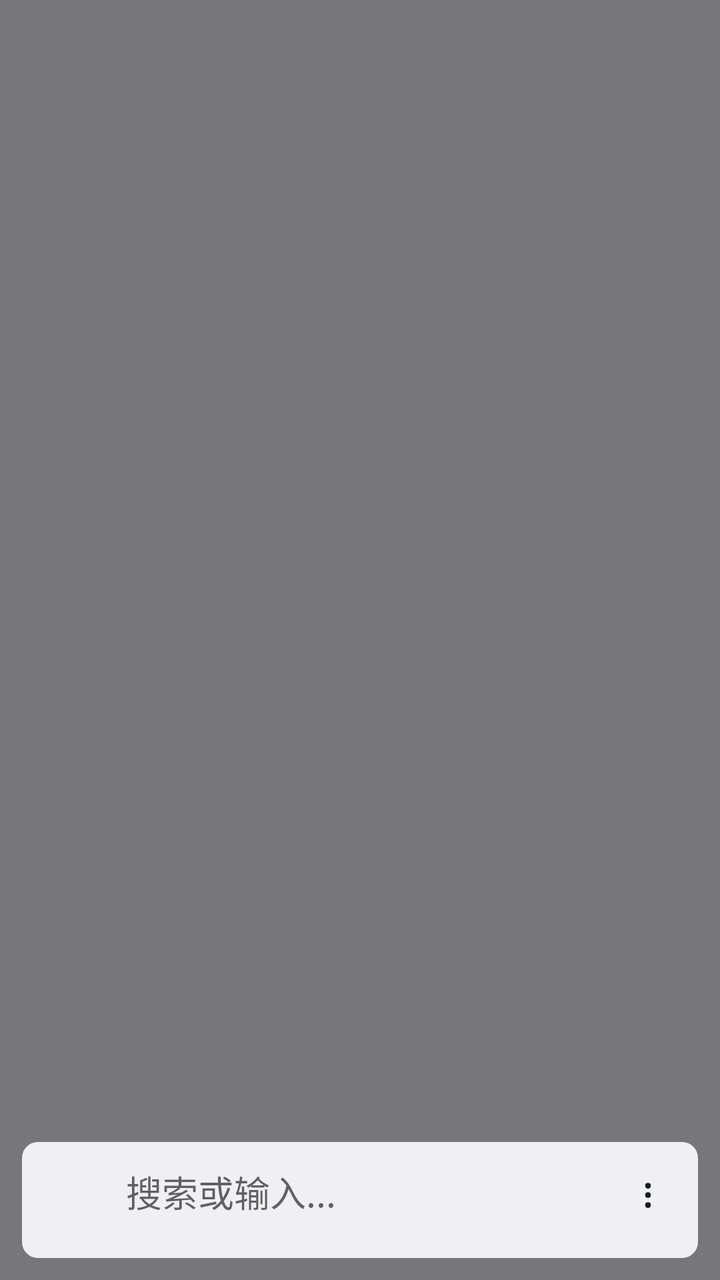
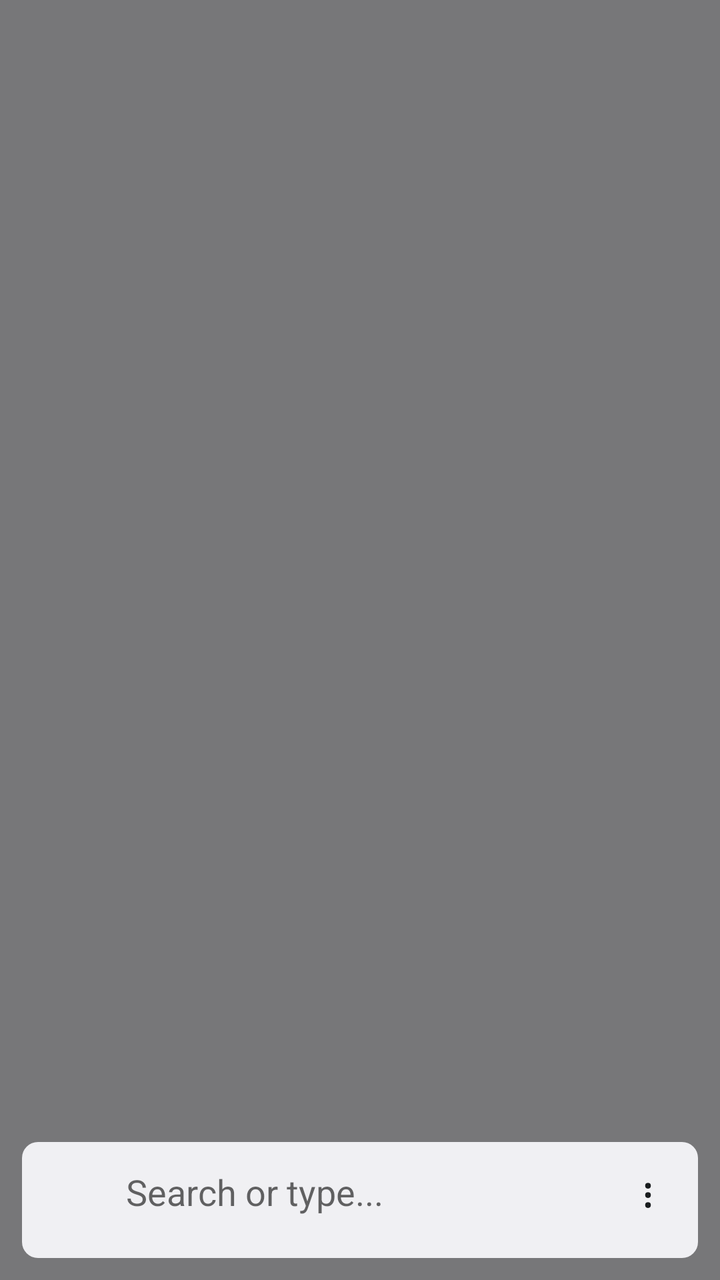

Before-and-after screenshots of an Android layout around one commit, followed by the original layout XML and the change that was made.
<!-- AndroidManifest.xml: application theme AppTheme -->
<!-- res/layout/assistant_session.xml -->
<?xml version="1.0" encoding="utf-8"?>
<FrameLayout xmlns:android="http://schemas.android.com/apk/res/android"
    xmlns:tools="http://schemas.android.com/tools"
    android:id="@+id/root_container"
    android:layout_width="match_parent"
    android:layout_height="match_parent"
    android:background="#80000000"
    tools:ignore="HardcodedText">

    <FrameLayout
        android:id="@+id/overlay_container"
        android:layout_width="match_parent"
        android:layout_height="match_parent"
        android:visibility="gone" />

    
    <Button
        android:id="@+id/btn_extract_done_float"
        android:layout_width="56dp"
        android:layout_height="56dp"
        android:layout_gravity="end|center_vertical"
        android:layout_marginEnd="16dp"
        android:background="@drawable/round"
        android:text="完成"
        android:textColor="@android:color/white"
        android:textSize="14sp"
        android:visibility="gone" />

    <LinearLayout
        android:id="@+id/assistant_root"
        android:layout_width="match_parent"
        android:layout_height="wrap_content"
        android:layout_gravity="bottom"
        android:layout_margin="8dp"
        android:background="@drawable/card_bg"
        android:orientation="vertical"
        android:paddingStart="12dp"
        android:paddingTop="8dp"
        android:paddingEnd="8dp"
        android:paddingBottom="8dp">

        
        <LinearLayout
            android:id="@+id/side_bar"
            android:layout_width="match_parent"
            android:layout_height="wrap_content"
            android:gravity="end"
            android:visibility="gone"
            tools:visibility="visible">

            <Button
                android:id="@+id/btn_settings"
                android:layout_width="40dp"
                android:layout_height="40dp"
                android:background="?android:attr/selectableItemBackgroundBorderless"
                android:text="⚙"
                android:textColor="?android:attr/textColorPrimary"
                android:textSize="20sp" />

            <Button
                android:id="@+id/btn_extract_text"
                android:layout_width="40dp"
                android:layout_height="40dp"
                android:background="?android:attr/selectableItemBackgroundBorderless"
                android:text="⛶"
                android:textColor="?android:attr/textColorPrimary"
                android:textSize="20sp" />
        </LinearLayout>

        

        <TextView
            android:id="@+id/url_bar"
            android:layout_width="match_parent"
            android:layout_height="wrap_content"
            android:background="?android:attr/selectableItemBackground"
            android:ellipsize="end"
            android:gravity="center"
            android:maxLines="1"
            android:padding="8dp"
            android:textColor="?android:attr/textColorLink"
            android:textSize="14sp"
            android:visibility="gone" />

        <LinearLayout
            android:layout_width="match_parent"
            android:layout_height="wrap_content"
            android:gravity="center_vertical"
            android:orientation="horizontal"
            android:paddingBottom="8dp">

            <ImageView
                android:id="@+id/selected_icon"
                android:layout_width="35dp"
                android:layout_height="35dp"
                android:layout_marginEnd="4dp"
                android:contentDescription="当前搜索项"
                android:scaleType="fitCenter" />

            <EditText
                android:id="@+id/assistant_input"
                android:layout_width="0dp"
                android:layout_height="wrap_content"
                android:layout_weight="1"
                android:background="@android:color/transparent"
                android:hint="搜索或输入..."
                android:imeOptions="actionSearch"
                android:inputType="textMultiLine"
                android:maxLines="5"
                android:padding="4dp" />

            <Button
                android:id="@+id/btn_expand"
                android:layout_width="40dp"
                android:layout_height="40dp"
                android:background="?android:attr/selectableItemBackgroundBorderless"
                android:text="⋮"
                android:textColor="?android:attr/textColorPrimary"
                android:textSize="20sp" />
        </LinearLayout>

        <HorizontalScrollView
            android:layout_width="match_parent"
            android:layout_height="wrap_content"
            android:scrollbars="none">

            <LinearLayout
                android:id="@+id/icon_row"
                android:layout_width="wrap_content"
                android:layout_height="wrap_content"
                android:orientation="horizontal" />
        </HorizontalScrollView>
    </LinearLayout>
</FrameLayout>
<!-- resources referenced by this layout -->
<resources>
  <!-- drawable card_bg (drawable) -->
  <?xml version="1.0" encoding="utf-8"?>
  <ripple xmlns:android="http://schemas.android.com/apk/res/android"
      android:color="?android:attr/colorControlHighlight">
      <item>
          <layer-list>
              <item
                  android:bottom="3dp"
                  android:left="3dp"
                  android:right="3dp"
                  android:top="3dp">
                  <shape android:shape="rectangle">
                      <solid android:color="?android:attr/colorBackground" />
                      <corners android:radius="8dp" />
                  </shape>
              </item>
          </layer-list>
      </item>
  </ripple>
  <!-- drawable round (drawable) -->
  <?xml version="1.0" encoding="utf-8"?>
  <ripple xmlns:android="http://schemas.android.com/apk/res/android"
      android:color="?android:attr/colorControlHighlight">
      <item>
          <shape android:shape="oval">
              <solid android:color="#03A9F4" />
              <size
                  android:width="60dp"
                  android:height="60dp" />
          </shape>
      </item>
  </ripple>
  <style name="AppTheme" parent="@android:style/Theme.DeviceDefault.Light.NoActionBar">
          <item name="android:statusBarColor">@android:color/white</item>
          <item name="android:windowLightStatusBar">true</item>
      </style>
</resources>

<!-- the commit's change to res/layout/assistant_session.xml (unified diff, before → after) -->
@@ -4,8 +4,7 @@
     android:id="@+id/root_container"
     android:layout_width="match_parent"
     android:layout_height="match_parent"
-    android:background="#80000000"
-    tools:ignore="HardcodedText">
+    android:background="#80000000">
 
     <FrameLayout
         android:id="@+id/overlay_container"
@@ -21,7 +20,7 @@
         android:layout_gravity="end|center_vertical"
         android:layout_marginEnd="16dp"
         android:background="@drawable/round"
-        android:text="完成"
+        android:text="@string/done"
         android:textColor="@android:color/white"
         android:textSize="14sp"
         android:visibility="gone" />
@@ -94,7 +93,7 @@
                 android:layout_width="35dp"
                 android:layout_height="35dp"
                 android:layout_marginEnd="4dp"
-                android:contentDescription="当前搜索项"
+                android:contentDescription="@string/selected_search_desc"
                 android:scaleType="fitCenter" />
 
             <EditText
@@ -103,7 +102,7 @@
                 android:layout_height="wrap_content"
                 android:layout_weight="1"
                 android:background="@android:color/transparent"
-                android:hint="搜索或输入..."
+                android:hint="@string/search_hint"
                 android:imeOptions="actionSearch"
                 android:inputType="textMultiLine"
                 android:maxLines="5"
<!-- resource entries referenced after the edit -->
@@ -32,6 +32,9 @@
           </shape>
       </item>
   </ripple>
+  <string name="done">Done</string>
+  <string name="search_hint">Search or type...</string>
+  <string name="selected_search_desc">Current search item</string>
   <style name="AppTheme" parent="@android:style/Theme.DeviceDefault.Light.NoActionBar">
           <item name="android:statusBarColor">@android:color/white</item>
           <item name="android:windowLightStatusBar">true</item>
